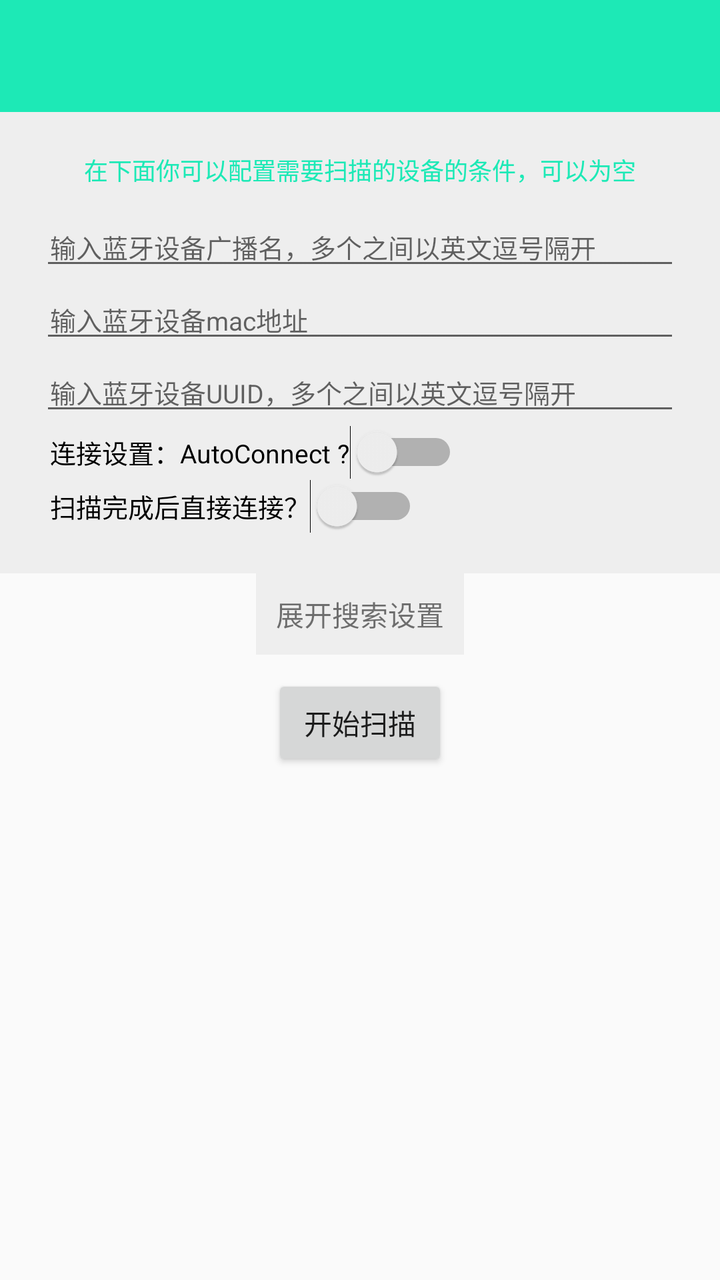
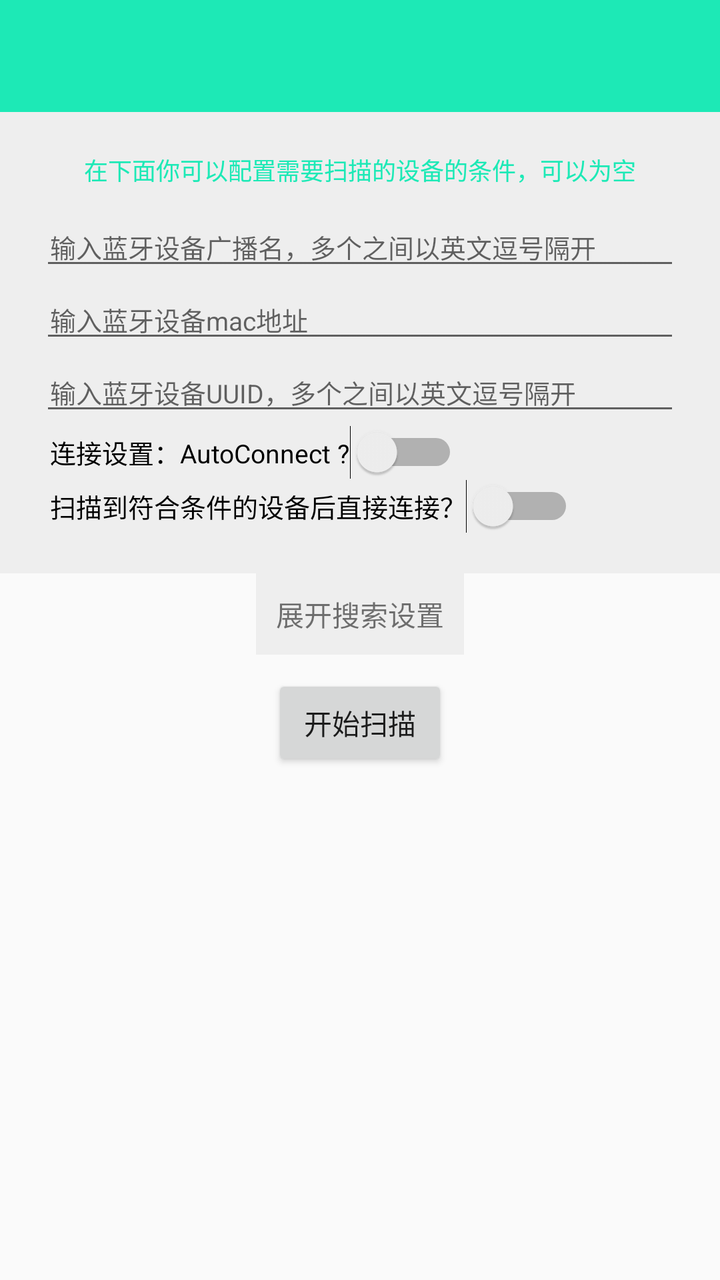

Two renders of the same Android screen: before a commit and after it. Below are the layout's source before the change and the commit's diff.
<!-- AndroidManifest.xml: application theme AppTheme -->
<!-- res/layout/activity_main.xml -->
<?xml version="1.0" encoding="utf-8"?>
<LinearLayout xmlns:android="http://schemas.android.com/apk/res/android"
    xmlns:app="http://schemas.android.com/apk/res-auto"
    android:layout_width="match_parent"
    android:layout_height="wrap_content"
    android:animateLayoutChanges="true"
    android:orientation="vertical">

    <android.support.v7.widget.Toolbar
        android:id="@+id/toolbar"
        android:layout_width="match_parent"
        android:layout_height="?attr/actionBarSize"
        android:background="?attr/colorPrimary"
        android:title="@string/app_name"
        app:titleTextColor="@android:color/white" />

    <LinearLayout
        android:id="@+id/layout_setting"
        android:layout_width="match_parent"
        android:layout_height="wrap_content"
        android:background="#eeeeee"
        android:orientation="vertical"
        android:padding="20dp">

        <TextView
            android:layout_width="wrap_content"
            android:layout_height="wrap_content"
            android:layout_gravity="center_horizontal"
            android:layout_marginBottom="10dp"
            android:focusable="true"
            android:focusableInTouchMode="true"
            android:text="在下面你可以配置需要扫描的设备的条件，可以为空"
            android:textColor="@color/colorPrimaryDark"
            android:textSize="12sp" />

        <EditText
            android:id="@+id/et_name"
            android:layout_width="match_parent"
            android:layout_height="wrap_content"
            android:hint="输入蓝牙设备广播名，多个之间以英文逗号隔开"
            android:paddingLeft="5dp"
            android:paddingRight="5dp"
            android:textSize="13sp" />

        <EditText
            android:id="@+id/et_mac"
            android:layout_width="match_parent"
            android:layout_height="wrap_content"
            android:hint="输入蓝牙设备mac地址"
            android:paddingLeft="5dp"
            android:paddingRight="5dp"
            android:textSize="13sp" />

        <EditText
            android:id="@+id/et_uuid"
            android:layout_width="match_parent"
            android:layout_height="wrap_content"
            android:hint="输入蓝牙设备UUID，多个之间以英文逗号隔开"
            android:paddingLeft="5dp"
            android:paddingRight="5dp"
            android:textSize="13sp" />

        <Switch
            android:id="@+id/sw_auto"
            android:layout_width="wrap_content"
            android:layout_height="wrap_content"
            android:layout_weight="1"
            android:paddingLeft="5dp"
            android:paddingRight="5dp"
            android:text="连接设置：AutoConnect ?"
            android:textSize="13sp" />

        <Switch
            android:id="@+id/sw_connect"
            android:layout_width="wrap_content"
            android:layout_height="wrap_content"
            android:layout_weight="1"
            android:paddingLeft="5dp"
            android:paddingRight="5dp"
            android:text="扫描完成后直接连接？"
            android:textSize="13sp" />

    </LinearLayout>

    <TextView
        android:id="@+id/txt_setting"
        android:layout_width="wrap_content"
        android:layout_height="wrap_content"
        android:layout_gravity="center_horizontal"
        android:background="#eeeeee"
        android:padding="10dp"
        android:text="展开搜索设置" />

    <RelativeLayout
        android:layout_width="match_parent"
        android:layout_height="wrap_content"
        android:orientation="horizontal"
        android:padding="10dp">

        <Button
            android:id="@+id/btn_scan"
            android:layout_width="wrap_content"
            android:layout_height="wrap_content"
            android:layout_centerInParent="true"
            android:text="开始扫描" />

        <ImageView
            android:id="@+id/img_loading"
            android:layout_width="30dp"
            android:layout_height="30dp"
            android:layout_alignParentRight="true"
            android:layout_centerVertical="true"
            android:layout_marginRight="10dp"
            android:src="@mipmap/ic_loading"
            android:visibility="invisible"/>

    </RelativeLayout>

    <ListView
        android:id="@+id/list_device"
        android:layout_width="match_parent"
        android:layout_height="wrap_content"
        android:layout_marginTop="10dp"
        android:divider="@android:color/darker_gray"
        android:dividerHeight="0.5dp"
        android:paddingEnd="10dp"
        android:paddingStart="10dp"
        android:scrollbars="none" />


</LinearLayout>
<!-- resources referenced by this layout -->
<resources>
  <color name="colorPrimaryDark">#1DE9B6</color>
  <!-- mipmap ic_loading: png bitmap (mipmap-xxhdpi, 2972 bytes) -->
  <string name="app_name">FastBLE</string>
  <style name="AppTheme" parent="Theme.AppCompat.Light.NoActionBar">
          <item name="colorPrimary">@color/colorPrimary</item>
          <item name="colorPrimaryDark">@color/colorPrimaryDark</item>
          <item name="colorAccent">@color/colorAccent</item>
      </style>
  <color name="colorPrimary">#1DE9B6</color>
  <color name="colorAccent">#FF5722</color>
</resources>

<!-- the commit's change to res/layout/activity_main.xml (unified diff, before → after) -->
@@ -77,7 +77,7 @@
             android:layout_weight="1"
             android:paddingLeft="5dp"
             android:paddingRight="5dp"
-            android:text="扫描完成后直接连接？"
+            android:text="扫描到符合条件的设备后直接连接？"
             android:textSize="13sp" />
 
     </LinearLayout>
